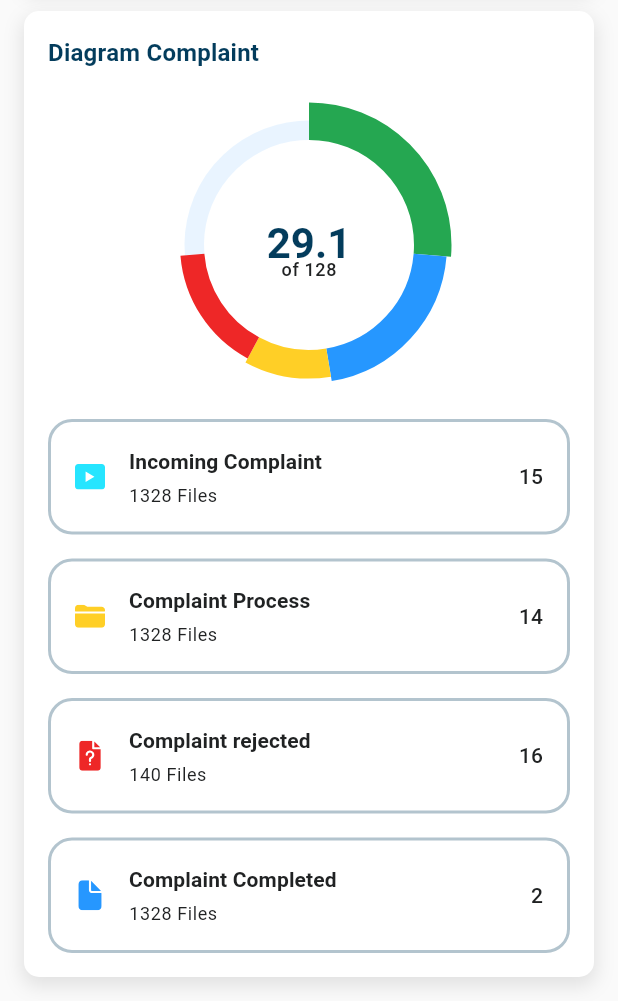
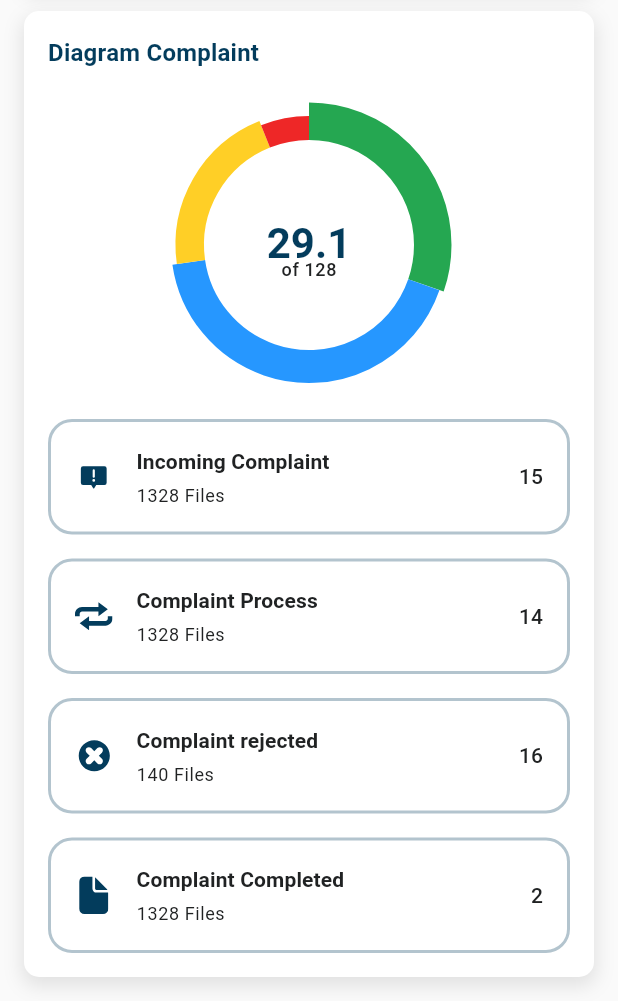
Before and after one commit to marwansaputro/dashboard_admin_pengaduan_flutter, a Flutter app: the screen it shows after launch, scrolled down 476 dp, on a phone screen of 412 x 824 dp, the part 235-1236 px from its top. Run offline on Flutter 3.47's test engine with Material 3 defaults, Android fonts, the phone set to English and light mode, and no system bars; drawn by our look-alikes of fl_chart; our stand-ins replace flutter_svg.

Commit message:
update color chart

```diff
--- a/lib/models/MyFiles.dart
+++ b/lib/models/MyFiles.dart
@@ -48,6 +48,6 @@ List demoMyFiles = [
     svgSrc: pathIconCompleted,
     totalStorage: "2",
     color: primaryGreen,
-    percentage: 2,
+    percentage: 50,
   ),
 ];
--- a/lib/screens/dashboard/components/chart.dart
+++ b/lib/screens/dashboard/components/chart.dart
@@ -55,32 +55,32 @@ class Chart extends StatelessWidget {
 List<PieChartSectionData> paiChartSelectionData = [
   PieChartSectionData(
     color: primaryGreen,
-    value: 25,
+    value: 50,
     showTitle: false,
     radius: 25,
   ),
   PieChartSectionData(
     color: primaryColor,
-    value: 20,
+    value: 70,
     showTitle: false,
     radius: 22,
   ),
   PieChartSectionData(
     color: Yellow,
-    value: 10,
+    value: 35,
     showTitle: false,
     radius: 19,
   ),
   PieChartSectionData(
     color: Red,
-    value: 15,
+    value: 10,
     showTitle: false,
     radius: 16,
   ),
-  PieChartSectionData(
-    color: primaryColor.withOpacity(0.1),
-    value: 25,
-    showTitle: false,
-    radius: 13,
-  ),
+  // PieChartSectionData(
+  //   color: primaryColor.withOpacity(0.1),
+  //   value: 10,
+  //   showTitle: false,
+  //   radius: 14,
+  // ),
 ];
--- a/lib/screens/dashboard/components/file_info_card.dart
+++ b/lib/screens/dashboard/components/file_info_card.dart
@@ -35,7 +35,7 @@ class FileInfoCard extends StatelessWidget {
             mainAxisAlignment: MainAxisAlignment.spaceBetween,
             children: [
               Container(
-                padding: EdgeInsets.all(defaultPadding * 0.75),
+                padding: EdgeInsets.all(10),
                 height: 50,
                 width: 50,
                 decoration: BoxDecoration(
--- a/lib/screens/dashboard/components/storage_details.dart
+++ b/lib/screens/dashboard/components/storage_details.dart
@@ -1,4 +1,5 @@
 import 'package:admin/layout/padding.dart';
+import 'package:admin/value/path_image.dart';
 import 'package:admin/value/theme.dart';
 import 'package:flutter/material.dart';
 
@@ -38,19 +39,19 @@ class StorageDetails extends StatelessWidget {
           SizedBox(height: defaultPadding),
           Chart(),
           StorageInfoCard(
-            svgSrc: "assets/images/icons/media.svg",
+            svgSrc: pathIconIcoming,
             title: "Incoming Complaint",
             amountOfFiles: "15",
             numOfFiles: 1328,
           ),
           StorageInfoCard(
-            svgSrc: "assets/images/icons/folder.svg",
+            svgSrc: pathIconProcess,
             title: "Complaint Process",
             amountOfFiles: "14",
             numOfFiles: 1328,
           ),
           StorageInfoCard(
-            svgSrc: "assets/images/icons/unknown.svg",
+            svgSrc: pathIconReject,
             title: "Complaint rejected",
             amountOfFiles: "16",
             numOfFiles: 140,
--- a/lib/screens/dashboard/components/storage_info_card.dart
+++ b/lib/screens/dashboard/components/storage_info_card.dart
@@ -29,9 +29,12 @@ class StorageInfoCard extends StatelessWidget {
       child: Row(
         children: [
           SizedBox(
-            height: 20,
-            width: 20,
-            child: SvgPicture.asset(svgSrc),
+            height: 25,
+            width: 25,
+            child: SvgPicture.asset(
+              // ignore: deprecated_member_use
+              svgSrc, color: darkblue,
+            ),
           ),
           Expanded(
             child: Padding(
```
